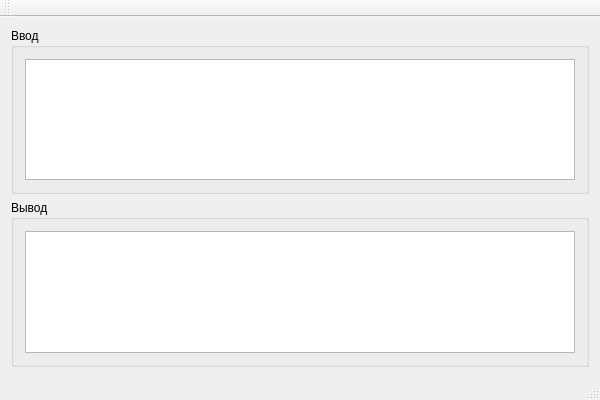
Recreatorms/Sorting-Station, file Sorting Station/SortingStation.ui: the form before one commit.
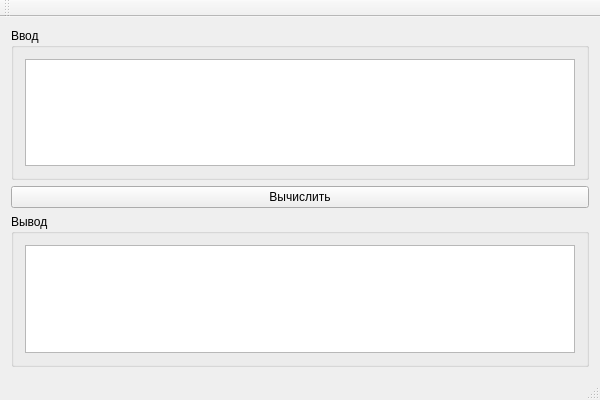
The form after the commit.

```diff
--- a/Sorting Station/SortingStation.ui
+++ b/Sorting Station/SortingStation.ui
@@ -27,6 +27,22 @@
       </layout>
      </widget>
     </item>
+    <item>
+     <widget class="QPushButton" name="SolveButton">
+      <property name="text">
+       <string>Вычислить</string>
+      </property>
+      <property name="checkable">
+       <bool>false</bool>
+      </property>
+      <property name="default">
+       <bool>false</bool>
+      </property>
+      <property name="flat">
+       <bool>false</bool>
+      </property>
+     </widget>
+    </item>
     <item>
      <widget class="QGroupBox" name="groupBox_2">
       <property name="title">
@@ -34,7 +50,11 @@
       </property>
       <layout class="QGridLayout" name="gridLayout">
        <item row="0" column="0">
-        <widget class="QTextEdit" name="outputText"/>
+        <widget class="QTextEdit" name="outputText">
+         <property name="readOnly">
+          <bool>true</bool>
+         </property>
+        </widget>
        </item>
       </layout>
      </widget>
```
